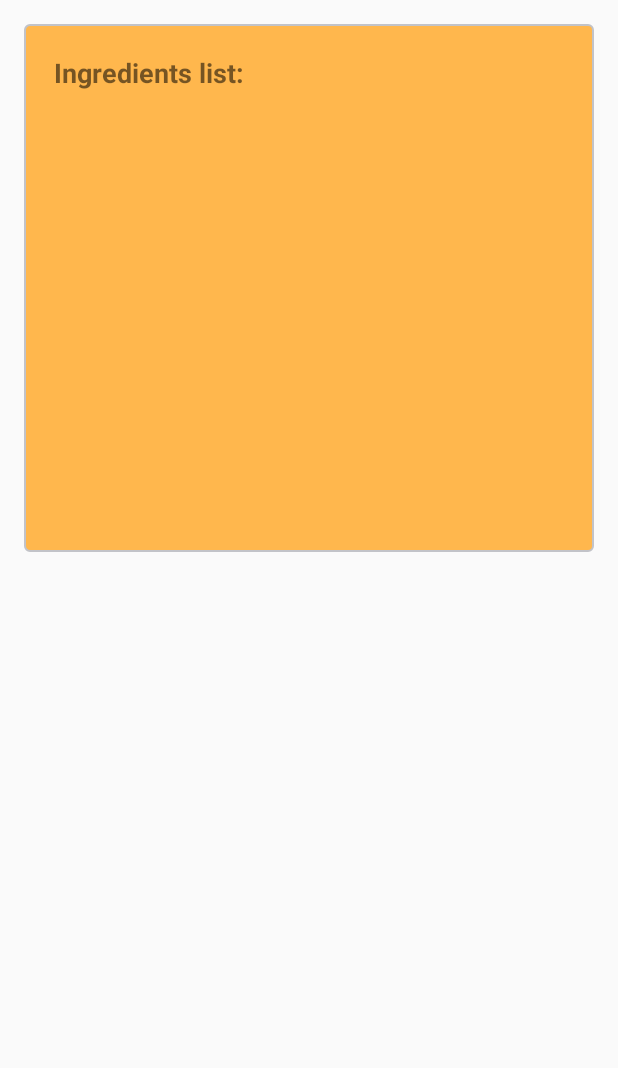
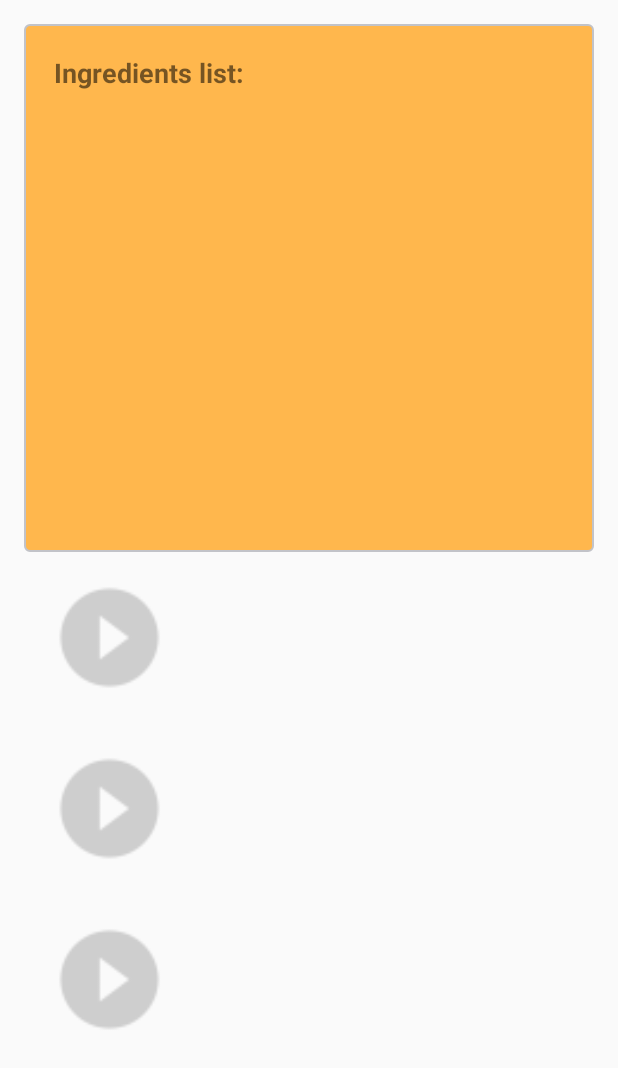
Before and after one commit to gboyegadada/bakingapp, an Android app: the layout step_list.xml on its own in the app's theme, with its tools: preview values and no code run, on a phone screen of 412 x 824 dp. Shown: the top 1068 px of the screen. Run offline under Robolectric (Android 15) with nearby library versions, the phone set to English and light mode, and no system bars.

Commit message:
fixes after second review

```diff
--- a/app/src/main/AndroidManifest.xml
+++ b/app/src/main/AndroidManifest.xml
@@ -43,7 +43,6 @@
             <intent-filter>
                 <action android:name="android.appwidget.action.APPWIDGET_UPDATE" />
             </intent-filter>
-
             <meta-data
                 android:name="android.appwidget.provider"
                 android:resource="@xml/baking_app_widget_info" />
--- a/app/src/main/java/com/example/android/bakingapp/StepDetailActivity.java
+++ b/app/src/main/java/com/example/android/bakingapp/StepDetailActivity.java
@@ -41,6 +41,7 @@ public class StepDetailActivity extends AppCompatActivity {
             actionBar.setDisplayHomeAsUpEnabled(true);
         }
 
+
         // savedInstanceState is non-null when there is fragment state
         // saved from previous configurations of this activity
         // (e.g. when rotating the screen from portrait to landscape).
@@ -53,6 +54,7 @@ public class StepDetailActivity extends AppCompatActivity {
         if (savedInstanceState == null) {
             Parcelable itemParcel = getIntent().getParcelableExtra(StepDetailFragment.ARG_STEP_ITEM);
             mItem = Parcels.unwrap(itemParcel);
+            if (actionBar != null) actionBar.setTitle(mItem.getShortDescription());
 
             // Create the detail fragment and add it to the activity
             // using a fragment transaction.
--- a/app/src/main/res/layout/step_list_content.xml
+++ b/app/src/main/res/layout/step_list_content.xml
@@ -1,20 +1,34 @@
 <?xml version="1.0" encoding="utf-8"?>
-<LinearLayout xmlns:android="http://schemas.android.com/apk/res/android"
-    android:layout_width="wrap_content"
+<LinearLayout  xmlns:android="http://schemas.android.com/apk/res/android"
+    xmlns:app="http://schemas.android.com/apk/res-auto"
+    android:layout_width="match_parent"
     android:layout_height="wrap_content"
     android:orientation="horizontal">
 
-    <TextView
-        android:id="@+id/id"
-        android:layout_width="wrap_content"
+    <LinearLayout
+        android:layout_width="0dp"
         android:layout_height="wrap_content"
-        android:layout_margin="@dimen/text_margin"
-        android:textAppearance="?attr/textAppearanceListItem" />
+        android:layout_weight="3"
+        android:orientation="vertical">
+        <ImageView
+            android:id="@+id/step_thumbnail"
+            android:layout_width="match_parent"
+            android:layout_height="wrap_content"
+            android:adjustViewBounds="true"
+            android:scaleType="fitCenter"
+            android:src="@mipmap/ic_error"/>
+    </LinearLayout>
 
-    <TextView
-        android:id="@+id/content"
-        android:layout_width="wrap_content"
+    <LinearLayout
+        android:layout_width="0dp"
         android:layout_height="wrap_content"
-        android:layout_margin="@dimen/text_margin"
-        android:textAppearance="?attr/textAppearanceListItem" />
+        android:layout_weight="7"
+        android:orientation="vertical">
+        <TextView
+            android:id="@+id/content"
+            android:layout_width="match_parent"
+            android:layout_height="wrap_content"
+            android:layout_margin="@dimen/text_margin"
+            android:textSize="@dimen/step_list_item_size"/>
+        </LinearLayout>
 </LinearLayout>
--- a/app/src/main/res/values/dimens.xml
+++ b/app/src/main/res/values/dimens.xml
@@ -20,6 +20,9 @@
     <dimen name="recipe_item_margin">10dp</dimen>
     <dimen name="recipe_item_padding_top_bottom">20dp</dimen>
     <dimen name="recipe_item_padding_left_right">15dp</dimen>
+
+
+    <dimen name="step_list_item_size">14sp</dimen>
 
 
     <dimen name="ingredient_list_padding_left_right">20dp</dimen>
```
Also changed, not shown: app/src/main/java/com/example/android/bakingapp/StepDetailFragment.java (+29 -78 lines), app/src/main/java/com/example/android/bakingapp/StepsRecyclerViewAdapter.java (+21 -4 lines), app/src/main/res/layout/step_list_intro.xml (+26 -14 lines), app/src/main/ic_error-web.png (added), app/src/main/java/com/example/android/bakingapp/RecipeItem.java (line endings or trailing spaces), app/src/main/java/com/example/android/bakingapp/RecipeList.java (line endings or trailing spaces), app/src/main/res/mipmap-hdpi/ic_error.png (added), app/src/main/res/mipmap-mdpi/ic_error.png (added), app/src/main/res/mipmap-xhdpi/ic_error.png (added), app/src/main/res/mipmap-xxhdpi/ic_error.png (added), app/src/main/res/mipmap-xxxhdpi/ic_error.png (added).
